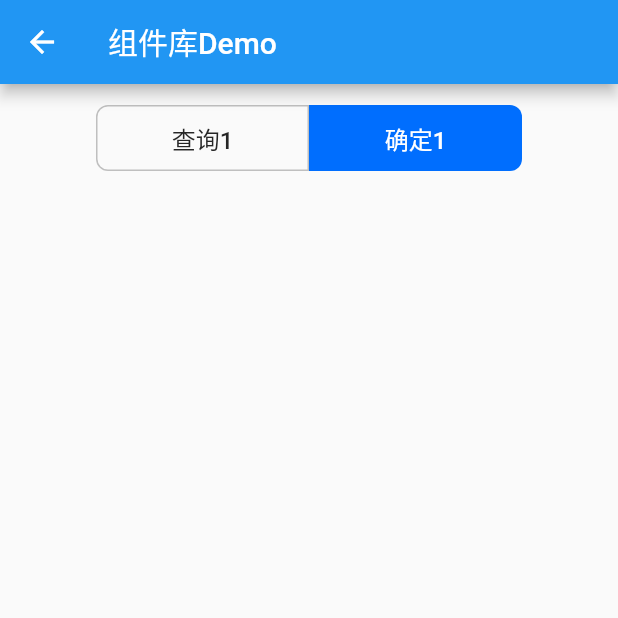
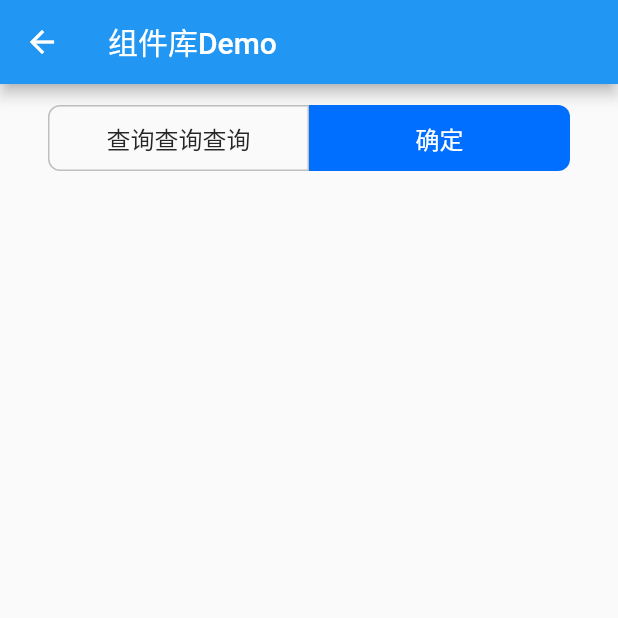
Before and after one commit to wanglingzhi1016/first_flutter_app, a Flutter app: the WidgetUiDemo screen opened by its route, on a phone screen of 412 x 824 dp, the top half of it. Run offline on Flutter 3.47's test engine with Material 2 defaults, Android fonts, the phone set to English and light mode, and no system bars.

Commit message:
fix: 按钮宽高公共维护

```diff
--- a/lib/widget_ui/button_group.dart
+++ b/lib/widget_ui/button_group.dart
@@ -14,6 +14,9 @@ class ButtonGroup extends StatelessWidget {
   final VoidCallback onReset;
   final VoidCallback onConfirm;
 
+  final double btWidth = 174; // 按钮宽度
+  final double btHeight = 44; // 按钮高度
+
   @override
   Widget build(BuildContext context) {
     return Row(
@@ -21,7 +24,7 @@ class ButtonGroup extends StatelessWidget {
       children: [
         OutlinedButton(
           style: ButtonStyle(
-              fixedSize: MaterialStateProperty.all(const Size(142, 44)),
+              fixedSize: MaterialStateProperty.all(Size(btWidth, btHeight)),
               side: MaterialStateProperty.all(
                   const BorderSide(width: 1, color: Color(0xFFBFBFBF))),
               shape: MaterialStateProperty.all(const RoundedRectangleBorder(
@@ -38,7 +41,7 @@ class ButtonGroup extends StatelessWidget {
             style: ButtonStyle(
                 backgroundColor:
                     MaterialStateProperty.all(const Color(0xFF006EFE)),
-                fixedSize: MaterialStateProperty.all(const Size(142, 44)),
+                fixedSize: MaterialStateProperty.all(Size(btWidth, btHeight)),
                 elevation: MaterialStateProperty.all(0),
                 shape: MaterialStateProperty.all(const RoundedRectangleBorder(
                     borderRadius: BorderRadius.only(
--- a/lib/widget_ui/demo.dart
+++ b/lib/widget_ui/demo.dart
@@ -19,8 +19,8 @@ class _WidgetUiDemoState extends State<WidgetUiDemo> {
         padding: const EdgeInsets.all(12),
         children: [
           ButtonGroup(
-              resetText: '查询1',
-              confirmText: '确定1',
+              resetText: '查询查询查询',
+              confirmText: '确定',
               onReset: () {
                 print('点击查询按钮');
               },
```
